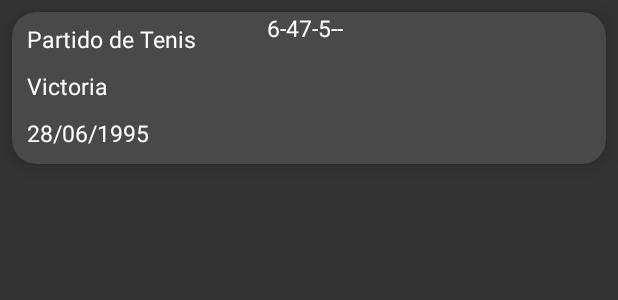
After one commit to alejandricoco/playtronicc, an Android app: the layout card_resultado.xml on its own in the app's theme, with its tools: preview values and no code run, on a phone screen of 412 x 824 dp. The commit adds this screen. Shown: the top 300 px of the screen. Run offline under Robolectric (Android 15) with nearby library versions, the phone set to English and light mode, and no system bars.

Commit message:
Guardado de resultado y Vista de los resultados de cada usuario, algun fix pero bien

```diff
--- /dev/null
+++ b/app/src/main/res/layout/card_resultado.xml
@@ -0,0 +1,86 @@
+<?xml version="1.0" encoding="utf-8"?>
+<androidx.cardview.widget.CardView xmlns:android="http://schemas.android.com/apk/res/android"
+                                   xmlns:app="http://schemas.android.com/apk/res-auto"
+                                   android:layout_width="match_parent"
+                                   android:layout_height="wrap_content"
+                                   app:cardBackgroundColor="@color/greyClaro"
+                                   app:cardCornerRadius="16dp"
+                                   app:cardElevation="8dp"
+                                   android:layout_margin="8dp">
+
+    <LinearLayout android:layout_width="match_parent" android:layout_height="wrap_content" android:orientation="horizontal">
+
+        <LinearLayout
+                android:layout_width="170dp"
+                android:layout_height="wrap_content"
+                android:orientation="vertical">
+
+            <TextView
+                    android:id="@+id/tvDeporteResultado"
+                    android:layout_width="wrap_content"
+                    android:layout_height="wrap_content"
+                    android:textSize="15sp"
+                    android:textColor="@color/white"
+                    android:layout_marginTop="7.5dp"
+                    android:layout_marginLeft="10dp"
+                    android:layout_marginBottom="10dp"
+                    android:text="Partido de Tenis" />
+
+            <TextView
+                    android:id="@+id/tvWinLoseResultado"
+                    android:layout_width="wrap_content"
+                    android:layout_height="wrap_content"
+                    android:layout_marginLeft="10dp"
+                    android:layout_marginBottom="10dp"
+                    android:textSize="15sp"
+                    android:textColor="@color/white"
+                    android:text="Victoria" />
+
+
+            <TextView
+                    android:id="@+id/tvFechaResultado"
+                    android:layout_width="wrap_content"
+                    android:layout_height="wrap_content"
+                    android:textSize="15sp"
+                    android:layout_marginLeft="10dp"
+                    android:layout_marginBottom="10dp"
+                    android:textColor="@color/white"
+                    android:text="28/06/1995" />
+
+
+        </LinearLayout>
+
+        <LinearLayout android:layout_width="200dp" android:layout_height="wrap_content" android:orientation="horizontal">
+
+            <TextView
+                    android:id="@+id/tvSet1Resultado"
+                    android:layout_width="wrap_content"
+                    android:layout_height="wrap_content"
+                    android:textSize="15sp"
+                    android:textColor="@color/white"
+                    android:text="6-4" />
+
+            <TextView
+                    android:id="@+id/tvSet2Resultado"
+                    android:layout_width="wrap_content"
+                    android:layout_height="wrap_content"
+                    android:textSize="15sp"
+                    android:textColor="@color/white"
+                    android:text="7-5" />
+
+
+            <TextView
+                    android:id="@+id/tvSet3Resultado"
+                    android:layout_width="wrap_content"
+                    android:layout_height="wrap_content"
+                    android:textSize="15sp"
+                    android:textColor="@color/white"
+                    android:text="--" />
+
+        </LinearLayout>
+
+    </LinearLayout>
+
+
+
+</androidx.cardview.widget.CardView>
```
Also changed, not shown: app/src/main/java/com/example/playtronic/Resultado.kt (added, +14 -0 lines), app/src/main/java/com/example/playtronic/ResultadoAdapter.kt (added, +18 -0 lines), app/src/main/java/com/example/playtronic/ResultadoViewHolder.kt (added, +23 -0 lines), app/src/main/java/com/example/playtronic/fragments/fragmentsMenu/FragmentRanking.kt (+122 -7 lines), app/src/main/res/layout/fragment_ranking.xml (+14 -4 lines).
